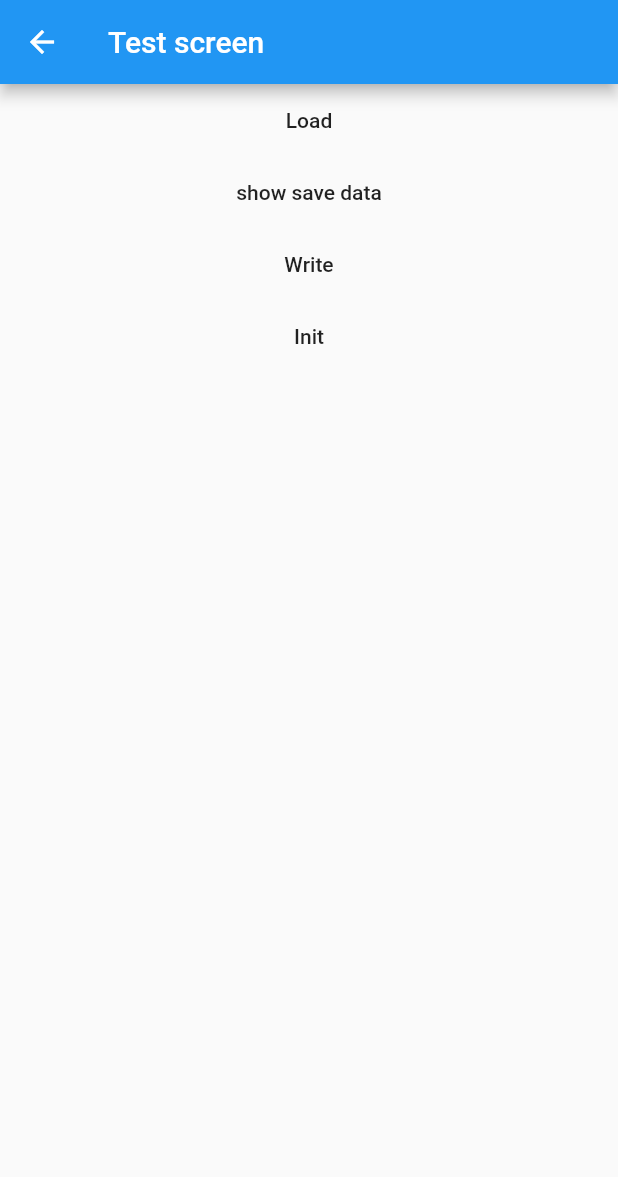
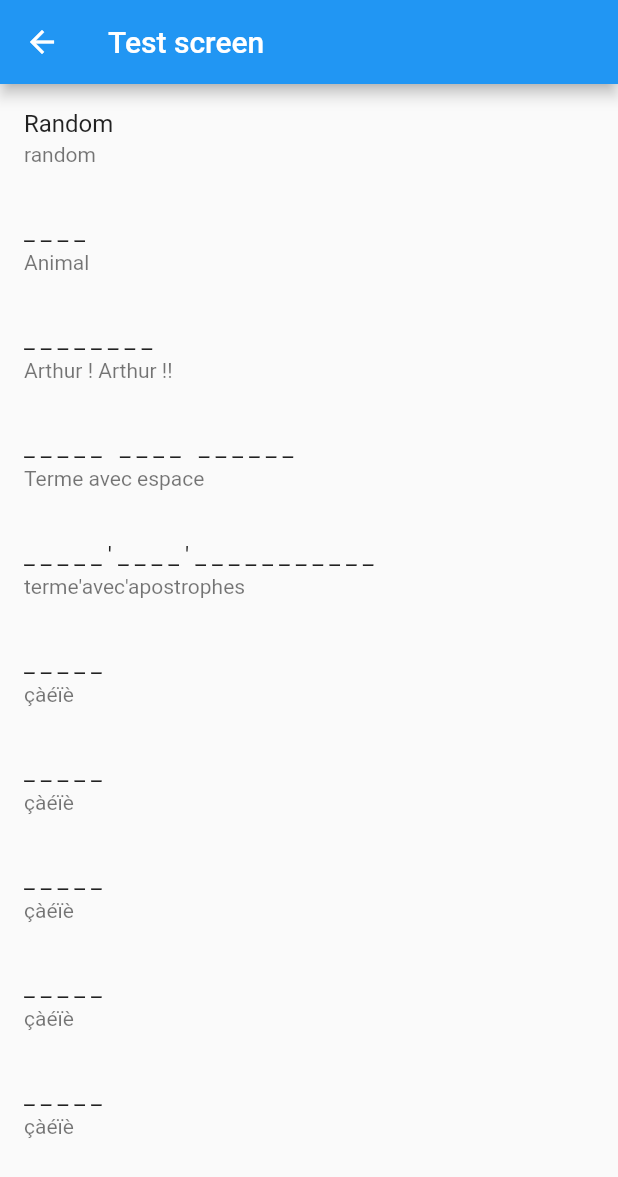
Before and after one commit to Bechet/peggy_pendu, a Flutter app: the Test screen opened by its route, on a phone screen of 412 x 824 dp. Shown: the top 1177 px of the screen. Run offline on Flutter 3.47's test engine with Material 2 defaults, Android fonts, the phone set to English and light mode, and no system bars; our stand-ins replace csv, diacritic, flutter_spinkit.

Commit message:
Adding loading and getting data from csv & saveFile when clicking a level.

```diff
--- a/lib/screens/game.dart
+++ b/lib/screens/game.dart
@@ -101,7 +101,6 @@ class _GameState extends State<Game> {
                 children: [
                   buildRowOne(), // <-- Row
                   buildRowTwo(), // <-- Row
-                  // buildRowThree(),  // <-- Row
                 ],
               ),
             )
@@ -116,7 +115,6 @@ class _GameState extends State<Game> {
                 Constant.LIST_DEFAULT_WORD_EXCEPTION, listKey)
             .replaceAll(Constant.SPACE, "") ==
         penduBean.frenchWord.replaceAll(Constant.SPACE, "")) {
-      print("ok");
       _showWinDialog();
     } else if (this.chance == 0) {
       _showLoseDialog();
@@ -133,7 +131,7 @@ class _GameState extends State<Game> {
           content: SingleChildScrollView(
             child: ListBody(
               children: <Widget>[
-                Text(penduBean.frenchDefinition),
+                // Text(penduBean.frenchDefinition),
                 Text("日本語: " + penduBean.japaneseWord),
               ],
             ),
--- a/lib/screens/test.dart
+++ b/lib/screens/test.dart
@@ -5,6 +5,7 @@ import 'package:peggy_pendu/beans/saveDataBean.dart';
 import 'package:peggy_pendu/utils/Constant.dart';
 import 'package:peggy_pendu/utils/managers/saveManager.dart';
 import 'package:peggy_pendu/utils/randomUtils.dart';
+import 'package:peggy_pendu/utils/stringUtils.dart';
 
 class Test extends StatefulWidget {
   @override
@@ -51,6 +52,26 @@ class _TestState extends State<Test> {
           frenchDefinition: "This is the definition of the composed word",
           japaneseWord: "テスト テスト ",
           category1: "çàéïè"),
+      new PenduBean(
+          frenchWord: "çàéïè",
+          frenchDefinition: "This is the definition of the composed word",
+          japaneseWord: "テスト テスト ",
+          category1: "çàéïè"),
+      new PenduBean(
+          frenchWord: "çàéïè",
+          frenchDefinition: "This is the definition of the composed word",
+          japaneseWord: "テスト テスト ",
+          category1: "çàéïè"),
+      new PenduBean(
+          frenchWord: "çàéïè",
+          frenchDefinition: "This is the definition of the composed word",
+          japaneseWord: "テスト テスト ",
+          category1: "çàéïè"),
+      new PenduBean(
+          frenchWord: "çàéïè",
+          frenchDefinition: "This is the definition of the composed word",
+          japaneseWord: "テスト テスト ",
+          category1: "çàéïè"),
     ];
   }
 
@@ -60,65 +81,17 @@ class _TestState extends State<Test> {
       appBar: AppBar(
         title: Text("Test screen"),
       ),
-      body: Center(
-        child: Container(
-          child: Column(
-            children: <Widget>[
-              MaterialButton(
-                onPressed: _onLoadButtonPressed,
-                child: Text("Load"),
-              ),
-              MaterialButton(
-                onPressed: _onShowButtonPressed,
-                child: Text("show save data"),
-              ),
-              MaterialButton(
-                onPressed: _onWriteButtonPressed,
-                child: Text("Write"),
-              ),
-              MaterialButton(
-                onPressed: _onInitButtonPressed,
-                child: Text("Init"),
-              ),
-            ],
-          ),
+      body: ListView(
+          children: listPenduBean
+              .map((penduBean) => ListTile(
+            title: Text(StringUtils.replaceWordWithUnderscoreWithException(
+                penduBean.frenchWord, Constant.LIST_DEFAULT_WORD_EXCEPTION, Constant.LIST_DEFAULT_CHARACTER_EXCEPTION)),
+            subtitle: Text(penduBean.category1),
+
+          ))
+              .toList(),
         ),
-      ),
     );
   }
 
-  // Future<void> _onButtonPressed() async {
-  //   print("Test");
-  //   CsvManager csvManager = CsvManager();
-  //   await csvManager.convertWordCsvFileAsListPenduBean();
-  //   print("Test");
-  // }
-
-  Future<void> _onLoadButtonPressed() async {
-    print("Test _onLoadButtonPressed");
-    listSaveDataBean = await saveManager.readSaveData();
-    print("End _onLoadButtonPressed");
-  }
-
-  Future<void> _onShowButtonPressed() async {
-    print("Test _onShowButtonPressed");
-    print(listSaveDataBean);
-    print("End _onShowButtonPressed");
-  }
-
-  Future<void> _onWriteButtonPressed() async {
-    print("Test _onWriteButtonPressed");
-    final SaveDataBean saveDataBean = SaveDataBean(
-        penduBean: listPenduBean[RandomUtils.randomInt(listPenduBean.length)],
-        clearTime: RandomUtils.randomInt(3));
-    print(saveDataBean);
-    saveManager.updateSaveData(saveDataBean);
-    print("End _onWriteButtonPressed");
-  }
-
-  Future<void> _onInitButtonPressed() async {
-    print("Test _onInitButtonPressed");
-    saveManager.writeSaveData([]);
-    print("End _onInitButtonPressed");
-  }
 }
--- a/lib/utils/Constant.dart
+++ b/lib/utils/Constant.dart
@@ -28,8 +28,10 @@ class Constant {
   static const List<String> LIST_DEFAULT_WORD_EXCEPTION = [Constant.RANDOM];
 
   static const PARAM_KEY_PENDU_BEAN = 'penduBean';
+  static const PARAM_KEY_LIST_DATA = 'listData';
   static const int MAX_CHANCE = 6;
   static const int DEFAULT_CLEAR_TIME = 0;
+  static const int LOADING_SECOND = 2;
 
   static const PATH_WORDS_CSV_FILE = 'assets/words.csv';
 }
```
Also changed, not shown: lib/screens/listlevel.dart (+31 -4 lines), lib/screens/listword.dart (+5 -2 lines), lib/screens/loadingAlertTest.dart (+13 -30 lines), lib/utils/managers/saveManager.dart (+28 -0 lines).
